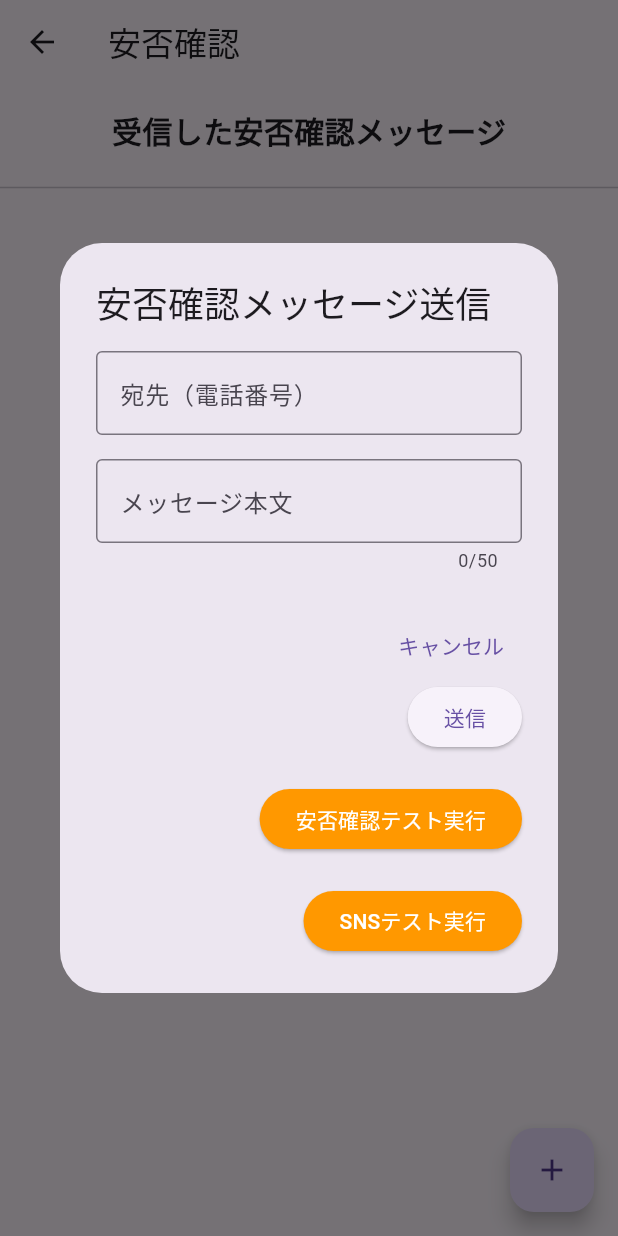
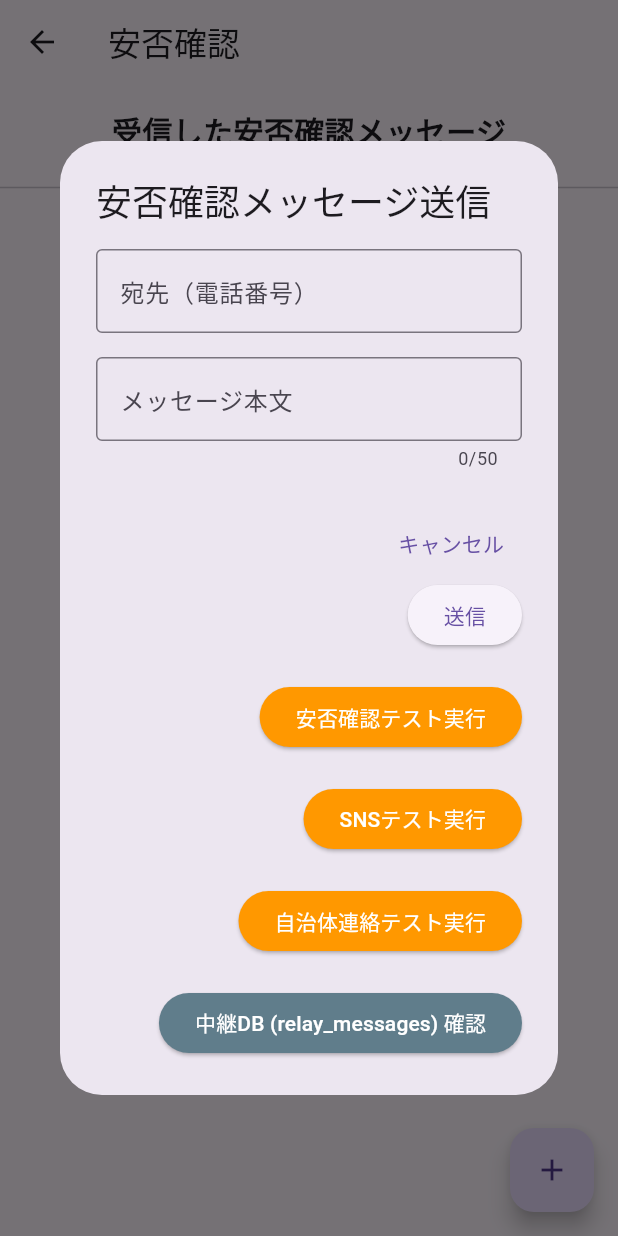
Before and after one commit to K-Kensei10/MeshTalk, a Flutter app: the SafetyCheckPage screen opened directly, after a tap on the "add" icon, on a phone screen of 412 x 824 dp. Run offline on Flutter 3.47's test engine with Material 3 defaults, Android fonts, the phone set to English and light mode, and no system bars; our stand-ins replace badges, permission_handler, sqflite; accounts and stored records are empty; Roboto replaces fonts that are missing (Noto Sans JP).

Commit message:
[add]中継用DB

```diff
--- a/lib/databasehelper.dart
+++ b/lib/databasehelper.dart
@@ -26,7 +26,7 @@ class DatabaseHelper {
   }
 
   // "Database" は sqflite のもの
-Future<void> _createDB(Database db, int version) async {
+  Future<void> _createDB(Database db, int version) async {
     await db.execute('''
       CREATE TABLE messages (
         id INTEGER PRIMARY KEY AUTOINCREMENT,
@@ -37,7 +37,20 @@ Future<void> _createDB(Database db, int version) async {
         transmission_time TEXT NULL,
         is_read INTEGER DEFAULT 0
       )
-    ''');
+    '''); //UI表示用テーブル-自動採番ID-メッセージタイプ-メッセージ本文-送り主の電話番号-受信時間-送信時間-既読フラグ
+
+    await db.execute('''
+      CREATE TABLE relay_messages (
+      id INTEGER PRIMARY KEY AUTOINCREMENT,
+      relay_content TEXT NOT NULL,
+      relay_from TEXT NOT NULL,
+      relay_type TEXT NOT NULL,
+      relay_target TEXT NOT NULL,
+      relay_transmission_time TEXT NULL,
+      relay_ttl INTEGER NOT NULL,
+      relay_received_at TEXT NOT NULL DEFAULT CURRENT_TIMESTAMP
+      )
+    ''');//中継機用テーブル-自動採番ID-メッセージ本文-送り主の電話番号-メッセージタイプ-宛先の電話番号-送信時間-1減らした新しいTTL-中継機が「受信した時間」
   }
 
   Future<void> insertMessage(Map<String, dynamic> messageData) async {
@@ -98,4 +111,33 @@ Future<void> _createDB(Database db, int version) async {
       whereArgs: [type],
     );
   }
+
+  Future<void> insertRelayMessage(Map<String, dynamic> relayData) async {
+    final db = await instance.database;
+
+    await db.insert("relay_messages", {
+      'relay_content': relayData['content'],
+      'relay_from': relayData['from'],
+      'relay_type': relayData['type'],
+      'relay_target': relayData['target'],
+      'relay_transmission_time': relayData['transmission_time'],
+      'relay_ttl': relayData['ttl'],
+    }, conflictAlgorithm: ConflictAlgorithm.replace);
+  }
+
+  Future<List<Map<String, dynamic>>> getRelayMessagesForDebug() async {
+    final db = await instance.database;
+
+    try {
+      final List<Map<String, dynamic>> maps = await db.query(
+        "relay_messages",
+        orderBy: 'relay_received_at DESC',
+      );
+      return maps;
+    } catch (e) {
+      print("❌ [DB ERROR] 'relay_messages' テーブルの読み込みに失敗: $e");
+      print("   もしかして: 'relay_messages' テーブルが存在しない？");
+      return []; // エラーが起きても空のリストを返す
+    }
+  }
 }
--- a/lib/main.dart
+++ b/lib/main.dart
@@ -314,6 +314,21 @@ class _MainPageState extends State<MainPage> {
           await AppData.resetUnreadCount(2);
         }
       }
+
+      if (call.method == "saveRelayMessage") {
+        try {
+          //Kotlinから渡された引数をMapに変換
+          final Map<String, dynamic> relayData = Map<String, dynamic>.from(call.arguments);
+
+          //DBに中継メッセージを保存
+          await DatabaseHelper.instance.insertRelayMessage(relayData);
+
+          print(" [Dart] 中継メッセージをDBに保存しました: $relayData");
+
+        } catch (e) {
+          print("❌ [Dart] 中継メッセージのDB保存に失敗: $e");
+        }
+      }
     });
   }
 
--- a/lib/safety_check_message.dart
+++ b/lib/safety_check_message.dart
@@ -99,8 +99,11 @@ class _SafetyCheckPageState extends State<SafetyCheckPage> {
               child: const Text("キャンセル"),
             ),
             ElevatedButton(onPressed: _sendMessage, child: const Text("送信")),
+
+
+
+          //テストボタン
             const SizedBox(height: 20), // ボタンとの間に少し隙間を空ける
-
             ElevatedButton(
               style: ElevatedButton.styleFrom(
                 backgroundColor: Colors.orange, // ボタンの色をオレンジに
@@ -141,6 +144,34 @@ class _SafetyCheckPageState extends State<SafetyCheckPage> {
                 // ボタンが押されたら、Kotlin側の 'runJsonTest' 命令を呼び出す
                 try {
                   const messagedata =
+                      "Flutterからのテスト;01234567890;1;080-1111-2222;3;202501010000";
+                  final result = await methodChannel.invokeMethod(
+                    'routeToMessageBridge',
+                    messagedata,
+                  );
+                  // 画面下にメッセージを表示
+                  ScaffoldMessenger.of(
+                    context,
+                  ).showSnackBar(SnackBar(content: Text(result)));
+                } catch (e) {
+                  print('テスト呼び出し中にエラー: $e');
+                }
+              },
+            ),
+             const SizedBox(height: 20), // ボタンとの間に少し隙間を空ける
+
+            ElevatedButton(
+              style: ElevatedButton.styleFrom(
+                backgroundColor: Colors.orange, // ボタンの色をオレンジに
+              ),
+              child: const Text(
+                '自治体連絡テスト実行',
+                style: TextStyle(color: Colors.white),
+              ),
+              onPressed: () async {
+                // ボタンが押されたら、Kotlin側の 'runJsonTest' 命令を呼び出す
+                try {
+                  const messagedata =
                       "Flutterからのテスト;01234567890;4;080-1111-2222;3;202501010000";
                   final result = await methodChannel.invokeMethod(
                     'routeToMessageBridge',
@@ -155,6 +186,37 @@ class _SafetyCheckPageState extends State<SafetyCheckPage> {
                 }
               },
             ),
+            const SizedBox(height: 20),
+        ElevatedButton(
+          style: ElevatedButton.styleFrom(
+            backgroundColor: Colors.blueGrey, // (色はなんでもOK)
+          ),
+          child: const Text(
+            '中継DB (relay_messages) 確認',
+            style: TextStyle(color: Colors.white),
+          ),
+          onPressed: () async {
+            print("--- 🔍 中継DB (relay_messages) の中身 ---");
+
+            // 1. さっき作った「全部読む」関数を呼ぶ
+            final relayList = await DatabaseHelper.instance.getRelayMessagesForDebug();
+
+            if (relayList.isEmpty) {
+              print(" (中身は空っぽです)");
+            } else {
+              // 2. 1件ずつコンソールに表示する
+              for (final row in relayList) {
+                print(row);
+              }
+            }
+            print("---------------------------------------");
+
+            // (確認するだけなのでダイアログは閉じない)
+          },
+        ),
+        //テスト ボタンここまで
+
+
           ],
         );
       },
```
Also changed, not shown: 1 other file.
